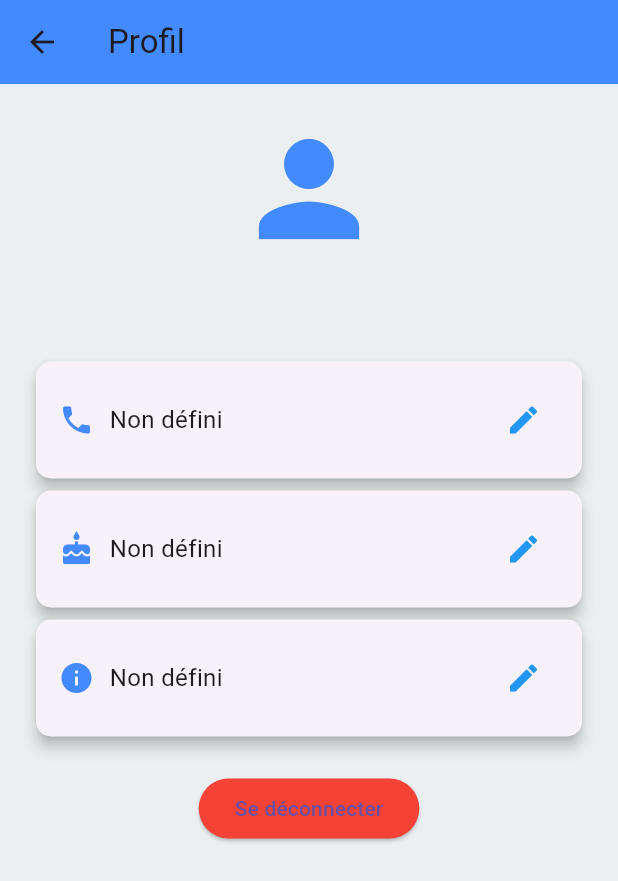
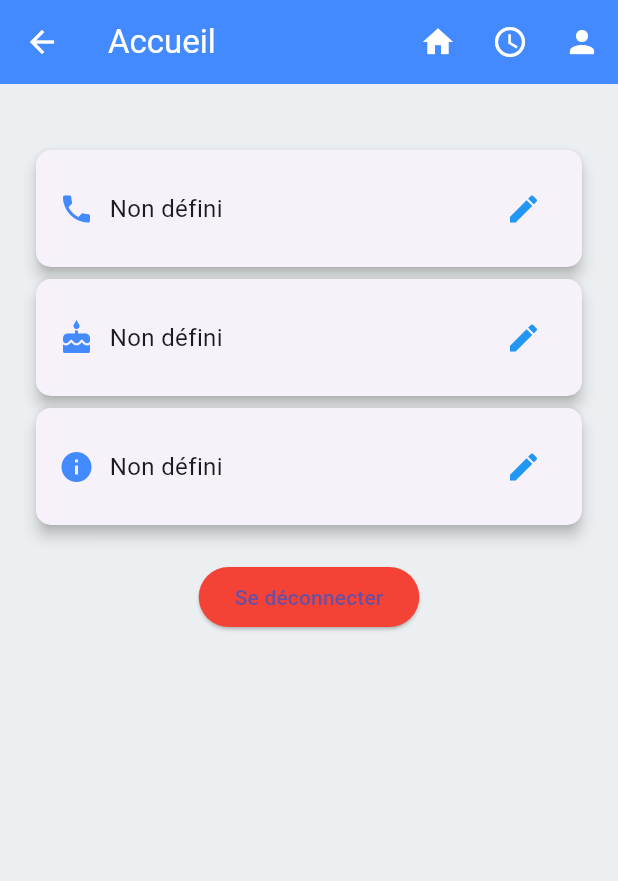
Before and after one commit to KillianMej/FlutterEquitation, a Flutter app: the ProfilePage screen opened directly, on a phone screen of 412 x 824 dp. Shown: the top 881 px of the screen. Run offline on Flutter 3.47's test engine with Material 3 defaults, Android fonts, the phone set to English and light mode, and no system bars; our stand-ins replace image_picker, shared_preferences, sqflite, sqflite_common_ffi; accounts and stored records are empty.

Commit message:
front profile

```diff
--- a/lib/pages/Profile.dart
+++ b/lib/pages/Profile.dart
@@ -1,4 +1,5 @@
 import 'package:flutter/material.dart';
+import 'package:flutter_app/pages/home.dart';
 import 'package:shared_preferences/shared_preferences.dart';
 import 'LoginPage.dart';
 import 'package:sqflite/sqflite.dart';
@@ -126,26 +127,42 @@ class _ProfilePageState extends State<ProfilePage> {
     return Scaffold(
       backgroundColor: Colors.blueGrey[50],
       appBar: AppBar(
-        title: const Text("Profil"),
+        title: const Text("Accueil"),
+        foregroundColor: Colors.white, // Titre en blanc
         backgroundColor: Colors.blueAccent,
+        actions: [
+          IconButton(
+            icon: const Icon(Icons.home),
+            onPressed: () {
+              Navigator.push(
+                context,
+                MaterialPageRoute(builder: (context) => HomePage()),
+              );
+            },
+          ),
+          IconButton(
+            icon: const Icon(Icons.schedule),
+            onPressed: () {
+              // Naviguer vers la page emploi du temps
+              ScaffoldMessenger.of(context).showSnackBar(
+                const SnackBar(content: Text("Emploi du temps")),
+              );
+            },
+          ),
+          IconButton(
+            icon: const Icon(Icons.person),
+            onPressed: () {
+              // Naviguer vers la page de profil (pour l'instant RegisterPage)
+
+            },
+          ),
+        ],
       ),
       body: Padding(
         padding: const EdgeInsets.all(20.0),
         child: Column(
           crossAxisAlignment: CrossAxisAlignment.start,
           children: [
-            Center(
-              child: Column(
-                children: [
-                  const Icon(Icons.person, size: 100, color: Colors.blueAccent),
-                  const SizedBox(height: 10),
-                  Text(
-                    username,
-                    style: const TextStyle(fontSize: 22, fontWeight: FontWeight.bold),
-                  ),
-                ],
-              ),
-            ),
             const SizedBox(height: 20),
             _buildEditableField("Numéro de téléphone", Icons.phone, numero, _phoneController, () {
               setState(() => isEditingPhone = true);
```
